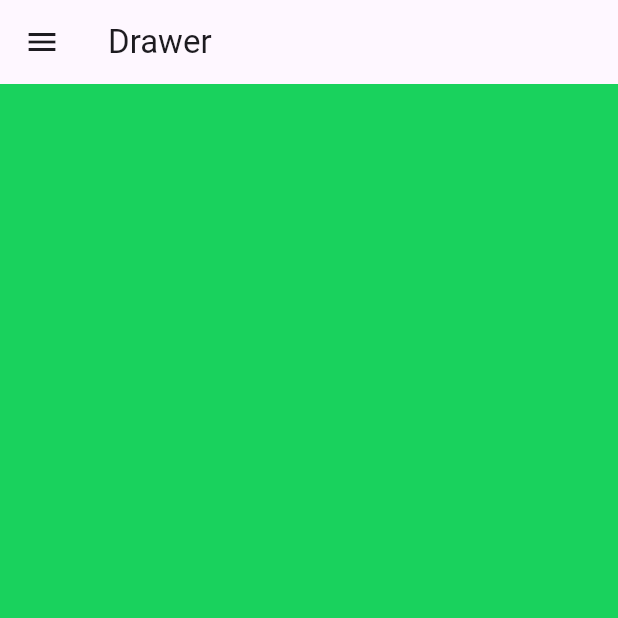
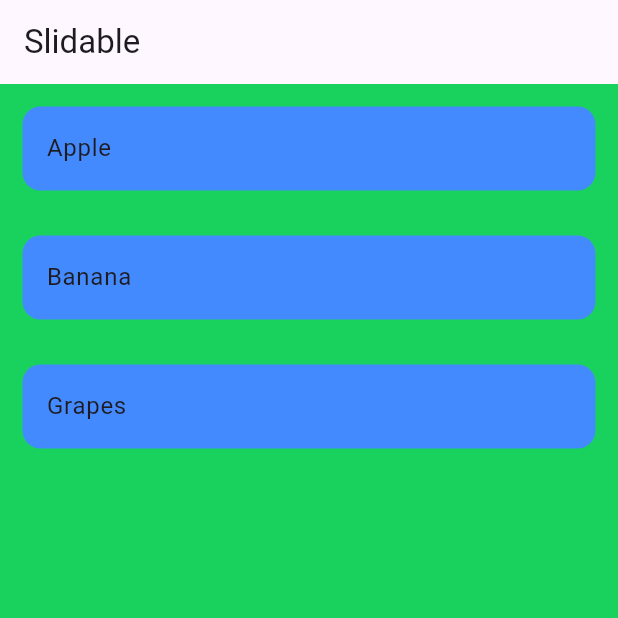
Before and after one commit to jbpranov2204/Flutter_Projects, a Flutter app: the screen it shows after launch, on a phone screen of 412 x 824 dp, the top half of it. Run offline on Flutter 3.47's test engine with Material 3 defaults, Android fonts, the phone set to English and light mode, and no system bars; drawn by our look-alikes of flutter_slidable.

Commit message:
made some changes

```diff
--- /dev/null
+++ b/lib/Widgets/Slidable.dart
@@ -0,0 +1,95 @@
+import 'package:flutter/material.dart';
+import 'package:flutter_application_2/Pages/About.dart';
+import 'package:flutter_slidable/flutter_slidable.dart';
+
+class SlidableWidget extends StatefulWidget {
+  SlidableWidget({super.key});
+
+  @override
+  State<SlidableWidget> createState() => _SlidableWidgetState();
+}
+
+class _SlidableWidgetState extends State<SlidableWidget> {
+  final List _fruits = ['Apple', 'Banana', 'Grapes'];
+
+  @override
+  Widget build(BuildContext context) {
+    return Scaffold(
+        appBar: AppBar(
+          title: Text('Slidable'),
+        ),
+        body: ListView.builder(
+            itemCount: _fruits.length,
+            itemBuilder: (context, index) {
+              return Slidable(
+                key: ValueKey(_fruits[index]),
+                startActionPane: ActionPane(
+                  motion: StretchMotion(),
+                  children: [
+                    SlidableAction(
+                      onPressed: (context) {
+                        setState(() {
+                          _fruits.removeAt(index);
+                        });
+                        ScaffoldMessenger.of(context).showSnackBar(
+                            SnackBar(content: Text('Deleted Successfully')));
+                      },
+                      label: 'Delete',
+                      icon: Icons.delete,
+                      backgroundColor: Colors.red,
+                    ),
+                    SlidableAction(
+                      onPressed: (context) {
+                        Navigator.of(context).push(MaterialPageRoute(
+                                builder: (context) => About()));
+                      },
+                      label: 'Share',
+                      icon: Icons.share,
+                      backgroundColor: const Color.fromARGB(255, 196, 220, 15),
+
+                    ),
+                    SlidableAction(
+                      onPressed: (context){
+                        showDialog(context: context, builder:(context){return AlertDialog(
+                          title: Text('Do you want to Cancel'),
+                          actions: [
+                            TextButton(onPressed: (){
+                               Navigator.pop(context);
+                            ScaffoldMessenger.of(context)
+                                .showSnackBar(SnackBar(content: Text('Cancelled')));
+                            },
+                            child: Text('Cancel'))
+
+                          ],
+                        );}
+                        );
+                      },
+                      label: 'Send',
+                      icon: Icons.send,
+                      backgroundColor: const Color.fromARGB(255, 32, 196, 78),
+                    ),
+                    SlidableAction(onPressed: (context){
+                       ScaffoldMessenger.of(context)
+                                .showSnackBar(SnackBar(content: Text('Updated')));
+                    },
+                    label: 'Update',
+                    icon: Icons.update,
+                    backgroundColor: const Color.fromARGB(255, 162, 208, 44),
+                    )
+                  ],
+                ),
+                child: Padding(
+                  padding: const EdgeInsets.all(15.0),
+                  child: Container(
+                    decoration: BoxDecoration(
+                        color: Colors.blueAccent,
+                        borderRadius: BorderRadius.circular(12)),
+                    child: ListTile(
+                      title: Text(_fruits[index]),
+                    ),
+                  ),
+                ),
+              );
+            }));
+  }
+}
--- a/lib/main.dart
+++ b/lib/main.dart
@@ -1,6 +1,7 @@
 import 'package:flutter/material.dart';
 
 import 'package:flutter_application_2/Widgets/Drawer.dart';
+import 'package:flutter_application_2/Widgets/Slidable.dart';
 
 
 void main(){
@@ -19,7 +20,7 @@ class MyApp extends StatelessWidget {
 
 
       ),
-        home:DrawerWidget(),
+        home:SlidableWidget(),
         debugShowCheckedModeBanner: false,
 
     );
--- a/pubspec.yaml
+++ b/pubspec.yaml
@@ -32,9 +32,13 @@ dependencies:
     sdk: flutter
 
 
+
+
+
   # The following adds the Cupertino Icons font to your application.
   # Use with the CupertinoIcons class for iOS style icons.
   cupertino_icons: ^1.0.8
+  flutter_slidable: ^3.1.1
 
 dev_dependencies:
   flutter_test:
```
Also changed, not shown: pubspec.lock.
